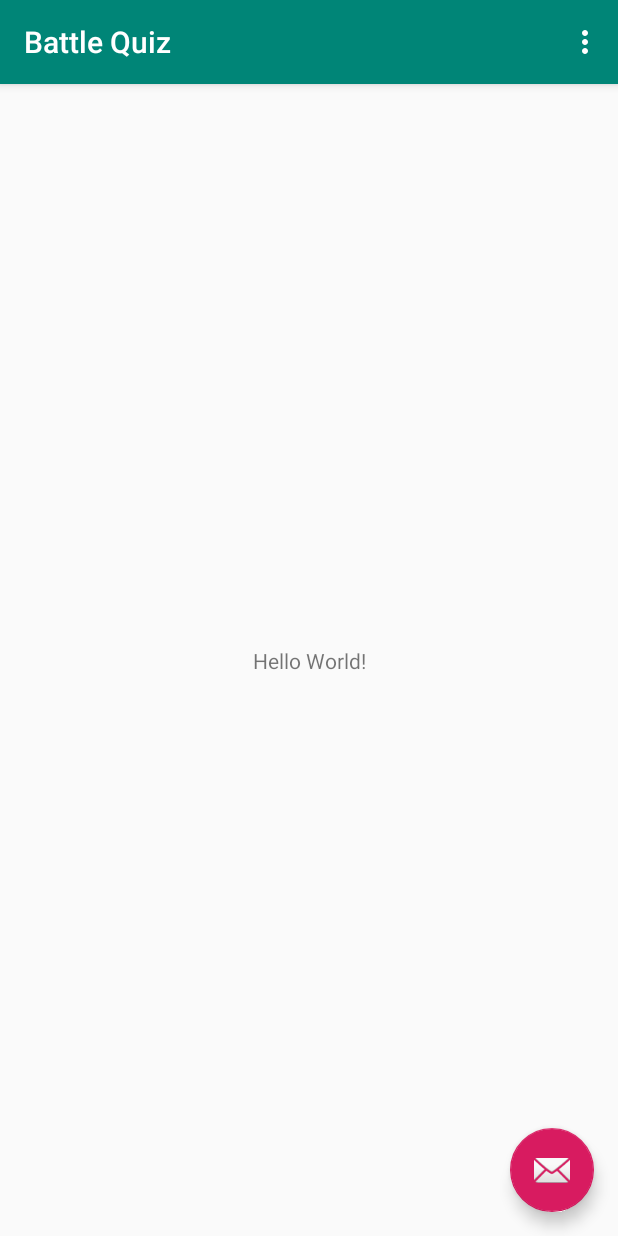
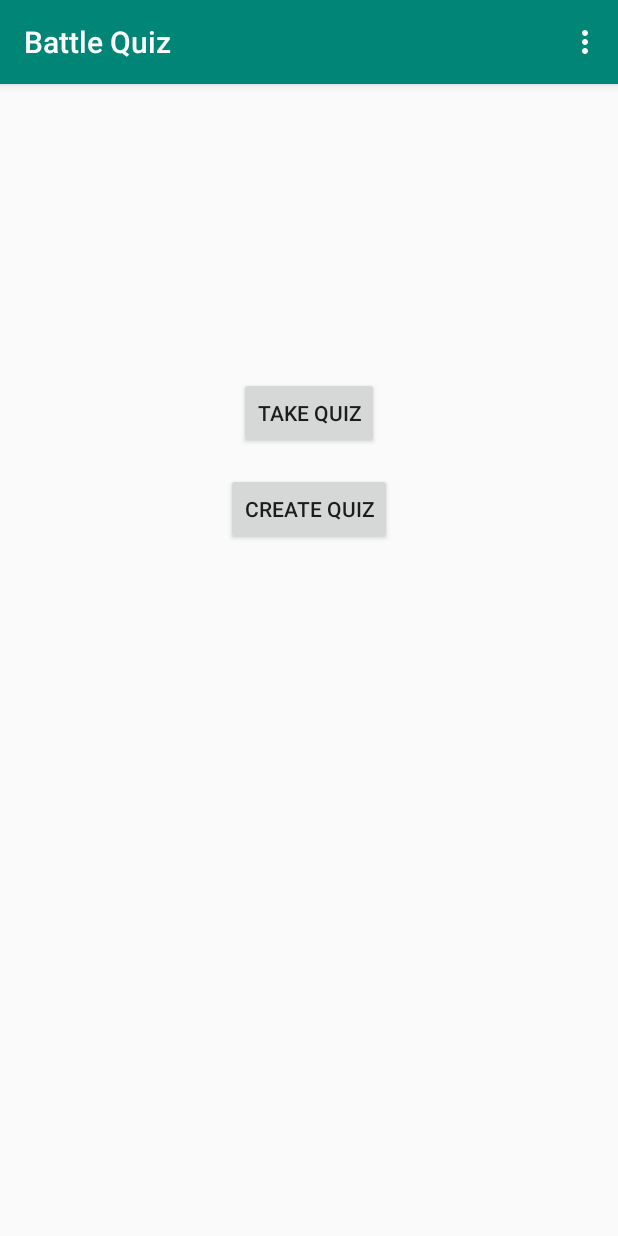
Before and after one commit to JeffreyPWagner/BattleQuiz, an Android app: the screen it shows after launch (MainActivity before the commit, HomeScreenActivity after it), on a phone screen of 412 x 824 dp. Run offline under Robolectric (Android 15) with nearby library versions, the phone set to English and light mode, and no system bars.

Commit message:
question and quiz classes created, create quiz and home screen activities created

```diff
--- a/app/build.gradle
+++ b/app/build.gradle
@@ -4,7 +4,7 @@ android {
     compileSdkVersion 28
     defaultConfig {
         applicationId "com.example.battlequiz"
-        minSdkVersion 21
+        minSdkVersion 26
         targetSdkVersion 28
         versionCode 1
         versionName "1.0"
--- a/app/src/main/AndroidManifest.xml
+++ b/app/src/main/AndroidManifest.xml
@@ -9,8 +9,9 @@
         android:roundIcon="@mipmap/ic_launcher_round"
         android:supportsRtl="true"
         android:theme="@style/AppTheme">
+        <activity android:name=".CreateQuiz"></activity>
         <activity
-            android:name=".MainActivity"
+            android:name=".HomeScreenActivity"
             android:label="@string/app_name"
             android:theme="@style/AppTheme.NoActionBar">
             <intent-filter>
--- a/app/src/main/java/com/example/battlequiz/MainActivity.java
+++ b/app/src/main/java/com/example/battlequiz/HomeScreenActivity.java
@@ -9,23 +9,14 @@ import android.view.View;
 import android.view.Menu;
 import android.view.MenuItem;
 
-public class MainActivity extends AppCompatActivity {
+public class HomeScreenActivity extends AppCompatActivity {
 
     @Override
     protected void onCreate(Bundle savedInstanceState) {
         super.onCreate(savedInstanceState);
-        setContentView(R.layout.activity_main);
+        setContentView(R.layout.home_screen_activity);
         Toolbar toolbar = findViewById(R.id.toolbar);
         setSupportActionBar(toolbar);
-
-        FloatingActionButton fab = findViewById(R.id.fab);
-        fab.setOnClickListener(new View.OnClickListener() {
-            @Override
-            public void onClick(View view) {
-                Snackbar.make(view, "Replace with your own action", Snackbar.LENGTH_LONG)
-                        .setAction("Action", null).show();
-            }
-        });
     }
 
     @Override
--- a/app/src/main/res/layout/content_main.xml
+++ /dev/null
@@ -1,20 +0,0 @@
-<?xml version="1.0" encoding="utf-8"?>
-<android.support.constraint.ConstraintLayout xmlns:android="http://schemas.android.com/apk/res/android"
-    xmlns:app="http://schemas.android.com/apk/res-auto"
-    xmlns:tools="http://schemas.android.com/tools"
-    android:layout_width="match_parent"
-    android:layout_height="match_parent"
-    app:layout_behavior="@string/appbar_scrolling_view_behavior"
-    tools:context=".MainActivity"
-    tools:showIn="@layout/activity_main">
-
-    <TextView
-        android:layout_width="wrap_content"
-        android:layout_height="wrap_content"
-        android:text="Hello World!"
-        app:layout_constraintBottom_toBottomOf="parent"
-        app:layout_constraintLeft_toLeftOf="parent"
-        app:layout_constraintRight_toRightOf="parent"
-        app:layout_constraintTop_toTopOf="parent" />
-
-</android.support.constraint.ConstraintLayout>
--- a/app/src/main/res/layout/activity_main.xml
+++ b/app/src/main/res/layout/home_screen_activity.xml
@@ -4,7 +4,7 @@
     xmlns:tools="http://schemas.android.com/tools"
     android:layout_width="match_parent"
     android:layout_height="match_parent"
-    tools:context=".MainActivity">
+    tools:context=".HomeScreenActivity">
 
     <android.support.design.widget.AppBarLayout
         android:layout_width="match_parent"
@@ -20,14 +20,6 @@
 
     </android.support.design.widget.AppBarLayout>
 
-    <include layout="@layout/content_main" />
-
-    <android.support.design.widget.FloatingActionButton
-        android:id="@+id/fab"
-        android:layout_width="wrap_content"
-        android:layout_height="wrap_content"
-        android:layout_gravity="bottom|end"
-        android:layout_margin="@dimen/fab_margin"
-        app:srcCompat="@android:drawable/ic_dialog_email" />
+    <include layout="@layout/home_screen_content" />
 
 </android.support.design.widget.CoordinatorLayout>
--- /dev/null
+++ b/app/src/main/res/layout/home_screen_content.xml
@@ -0,0 +1,35 @@
+<?xml version="1.0" encoding="utf-8"?>
+<android.support.constraint.ConstraintLayout xmlns:android="http://schemas.android.com/apk/res/android"
+    xmlns:app="http://schemas.android.com/apk/res-auto"
+    xmlns:tools="http://schemas.android.com/tools"
+    android:layout_width="match_parent"
+    android:layout_height="match_parent"
+    app:layout_behavior="@string/appbar_scrolling_view_behavior"
+    tools:context=".HomeScreenActivity"
+    tools:showIn="@layout/home_screen_activity">
+
+    <Button
+        android:id="@+id/take_quiz_but"
+        android:layout_width="wrap_content"
+        android:layout_height="wrap_content"
+        android:layout_marginStart="8dp"
+        android:layout_marginTop="8dp"
+        android:layout_marginEnd="8dp"
+        android:layout_marginBottom="8dp"
+        android:text="@string/take_quiz"
+        app:layout_constraintBottom_toBottomOf="parent"
+        app:layout_constraintEnd_toEndOf="parent"
+        app:layout_constraintStart_toStartOf="parent"
+        app:layout_constraintTop_toTopOf="parent"
+        app:layout_constraintVertical_bias="0.266" />
+
+    <Button
+        android:id="@+id/create_quiz_but"
+        android:layout_width="wrap_content"
+        android:layout_height="wrap_content"
+        android:layout_marginTop="16dp"
+        android:text="@string/create_quiz"
+        app:layout_constraintEnd_toEndOf="@+id/take_quiz_but"
+        app:layout_constraintStart_toStartOf="@+id/take_quiz_but"
+        app:layout_constraintTop_toBottomOf="@+id/take_quiz_but" />
+</android.support.constraint.ConstraintLayout>
--- a/app/src/main/res/menu/menu_main.xml
+++ b/app/src/main/res/menu/menu_main.xml
@@ -1,7 +1,7 @@
 <menu xmlns:android="http://schemas.android.com/apk/res/android"
     xmlns:app="http://schemas.android.com/apk/res-auto"
     xmlns:tools="http://schemas.android.com/tools"
-    tools:context="com.example.battlequiz.MainActivity">
+    tools:context="com.example.battlequiz.HomeScreenActivity">
     <item
         android:id="@+id/action_settings"
         android:orderInCategory="100"
--- a/app/src/main/res/values/strings.xml
+++ b/app/src/main/res/values/strings.xml
@@ -1,4 +1,9 @@
 <resources>
     <string name="app_name">Battle Quiz</string>
     <string name="action_settings">Settings</string>
+    <string name="take_quiz">Take Quiz</string>
+    <string name="create_quiz">Create Quiz</string>
+    <string name="enter_quiz_name">Enter Quiz Name</string>
+    <string name="quiz_name">Quiz Name:</string>
+    <string name="add_question">Add Question</string>
 </resources>
--- a/build.gradle
+++ b/build.gradle
@@ -7,7 +7,7 @@ buildscript {
 
     }
     dependencies {
-        classpath 'com.android.tools.build:gradle:3.4.0'
+        classpath 'com.android.tools.build:gradle:3.4.1'
 
         // NOTE: Do not place your application dependencies here; they belong
         // in the individual module build.gradle files
```
Also changed, not shown: app/src/main/java/com/example/battlequiz/CreateQuiz.java (added, +13 -0 lines), app/src/main/java/com/example/battlequiz/Question.java (added, +43 -0 lines), app/src/main/java/com/example/battlequiz/Quiz.java (added, +20 -0 lines), app/src/main/res/layout/create_quiz_activity.xml (added, +64 -0 lines).
